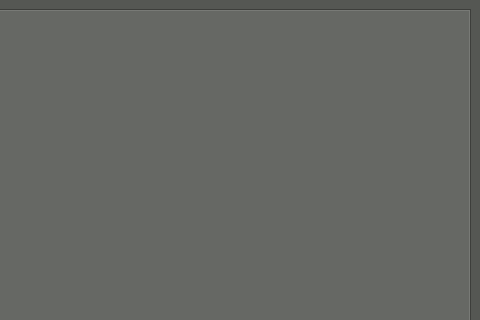
Above: fq_control_center/mainwindow.ui from hakan-demirli/FQ-Control-Center before the change; both pictures show x 430 to 910 and y 0 to 320 of the 910 by 822 pixel window. Below: the same form after it.
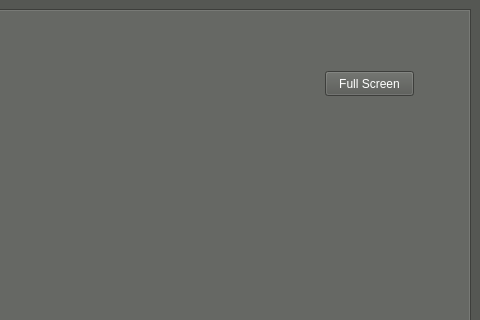
That is the form after the change. The open tabs and pages were chosen to show the change.

Commit message: Add fullscreen button Add glibc debug info

```diff
--- a/fq_control_center/mainwindow.ui
+++ b/fq_control_center/mainwindow.ui
@@ -61,9 +61,9 @@
      <colorrole role="Mid">
       <brush brushstyle="SolidPattern">
        <color alpha="255">
-        <red>138</red>
-        <green>226</green>
-        <blue>52</blue>
+        <red>238</red>
+        <green>238</green>
+        <blue>236</blue>
        </color>
       </brush>
      </colorrole>
@@ -207,9 +207,9 @@
      <colorrole role="Mid">
       <brush brushstyle="SolidPattern">
        <color alpha="255">
-        <red>138</red>
-        <green>226</green>
-        <blue>52</blue>
+        <red>238</red>
+        <green>238</green>
+        <blue>236</blue>
        </color>
       </brush>
      </colorrole>
@@ -353,9 +353,9 @@
      <colorrole role="Mid">
       <brush brushstyle="SolidPattern">
        <color alpha="255">
-        <red>138</red>
-        <green>226</green>
-        <blue>52</blue>
+        <red>238</red>
+        <green>238</green>
+        <blue>236</blue>
        </color>
       </brush>
      </colorrole>
@@ -465,6 +465,9 @@
         <height>64</height>
        </size>
       </property>
+      <property name="styleSheet">
+       <string notr="true"/>
+      </property>
       <property name="tabPosition">
        <enum>QTabWidget::West</enum>
       </property>
@@ -1519,6 +1522,19 @@
        <attribute name="title">
         <string>Settings</string>
        </attribute>
+       <widget class="QPushButton" name="pushButton">
+        <property name="geometry">
+         <rect>
+          <x>720</x>
+          <y>60</y>
+          <width>89</width>
+          <height>25</height>
+         </rect>
+        </property>
+        <property name="text">
+         <string>Full Screen</string>
+        </property>
+       </widget>
       </widget>
      </widget>
     </item>
```
Left out of the diff: 4 changed lines with no effect on the pictures. The commit also changes 3 other files.
